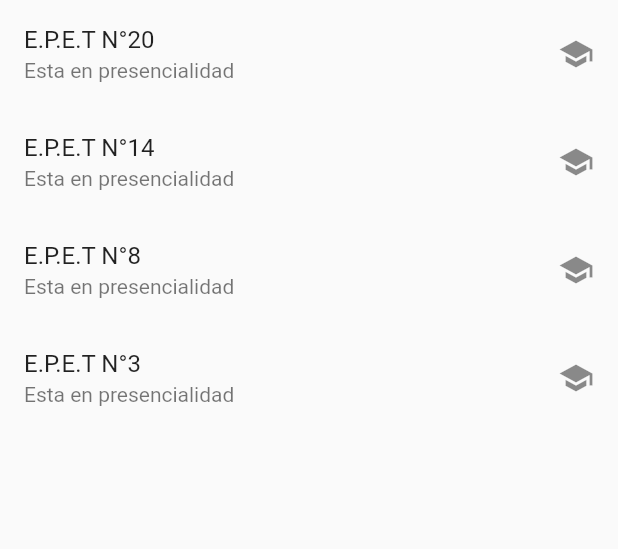
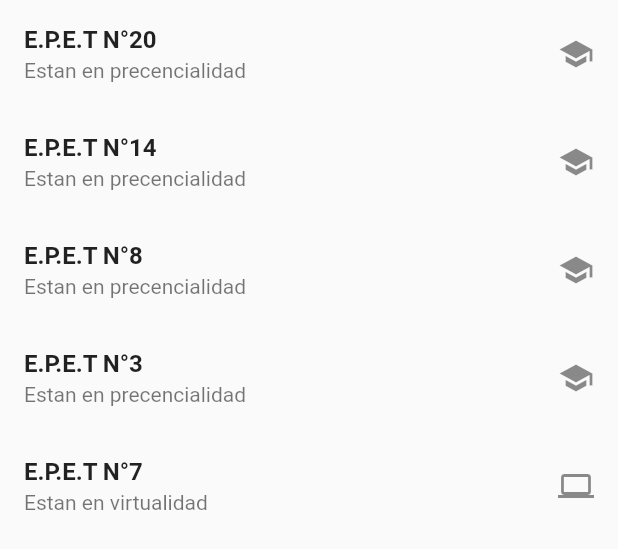
Before and after one commit to MauryBenavidez/School-maps, a Flutter app: the Widgetnoticias widget shown alone on an empty page, opened directly, on a phone screen of 412 x 824 dp. Shown: the top 549 px of the screen. Run offline on Flutter 3.47's test engine with Material 2 defaults, Android fonts, the phone set to English and light mode, and no system bars; missing offline and left inert: dart:js.

Commit message:
pantalla noticias
terminada

```diff
--- a/lib/views/inicio.dart
+++ b/lib/views/inicio.dart
@@ -1,4 +1,6 @@
 
+
+import 'dart:js';
 
 import 'package:flutter/material.dart';//paquete principal
 
@@ -29,7 +31,7 @@ class _MyStatefulWidgetState extends State<Inicio> {
     return Scaffold(
 
 
-      body: Center(
+      body: Container(
 
         child: Column(
 
--- a/lib/views/widgets/barra.dart
+++ b/lib/views/widgets/barra.dart
@@ -14,7 +14,7 @@ class Barra extends StatelessWidget {
 
       height: 50.0,
       decoration: BoxDecoration(
-        color: Colors.white,
+        color: Colors.blue,
 
 
         borderRadius:  BorderRadius.circular(20.0),//contorno de la barra de busqueda
@@ -25,16 +25,16 @@ class Barra extends StatelessWidget {
           prefixIcon: Icon(//Icono de busqueda con sus configuraciones
             CupertinoIcons.search_circle,
             size: 35.0,
-            color: Colors.grey,
+            color: Colors.white,
             ),
             suffixIcon: Icon(//Icono de recientes con sus configuraciones
               Icons.tune,
-              color: Colors.grey,
+              color: Colors.white,
               size: 28.0,
             ),
             border: InputBorder.none,
             hintStyle: TextStyle(
-              color: Colors.grey,
+              color: Colors.white,
               fontSize: 18.0,
             ),
             hintText: 'Busca aquí...',
--- a/lib/views/widgets/widget_noticias.dart
+++ b/lib/views/widgets/widget_noticias.dart
@@ -1,48 +1,67 @@
 import 'package:flutter/material.dart';
+
 
 
 class Widgetnoticias extends StatelessWidget {
   @override
   Widget build(BuildContext context) {
 
-    return Scaffold(
-      body: _listaNoticias(),
-    );
-  }
+    return Column(
 
-  Widget _listaNoticias(){
-    final lst = [
+      children: <Widget>[
         ListTile(
           trailing: Icon(Icons.school),
-        title: Text('E.P.E.T N°20'),
-        subtitle: Text('Esta en presencialidad'),
+
+          title: Text(
+          'E.P.E.T N°20',
+          style: TextStyle(fontWeight: FontWeight.bold, fontSize: 16 ),
+        ),
+        subtitle: Text('Estan en precencialidad'),
+        ),
+          ListTile(
+
+          trailing: Icon(Icons.school),
+
+          title: Text(
+          'E.P.E.T N°14',
+          style: TextStyle(fontWeight: FontWeight.bold, fontSize: 16 ),
+        ),
+        subtitle: Text('Estan en precencialidad'),
         ),
           ListTile(
           trailing: Icon(Icons.school),
-        title: Text('E.P.E.T N°14'),
-        subtitle: Text('Esta en presencialidad'),
+
+          title: Text(
+          'E.P.E.T N°8',
+          style: TextStyle(fontWeight: FontWeight.bold, fontSize: 16 ),
+        ),
+        subtitle: Text('Estan en precencialidad'),
         ),
           ListTile(
           trailing: Icon(Icons.school),
-        title: Text('E.P.E.T N°8'),
-        subtitle: Text('Esta en presencialidad'),
+
+          title: Text(
+          'E.P.E.T N°3',
+          style: TextStyle(fontWeight: FontWeight.bold, fontSize: 16 ),
+        ),
+        subtitle: Text('Estan en precencialidad'),
         ),
           ListTile(
-        trailing: Icon(Icons.school),
-        title: Text('E.P.E.T N°3'),
-        subtitle: Text('Esta en presencialidad'),
+          trailing: Icon(Icons.computer),
+
+          title: Text(
+          'E.P.E.T N°7',
+          style: TextStyle(fontWeight: FontWeight.bold, fontSize: 16 ),
         ),
-
-    ];
-    return ListView.builder(
-      itemCount: lst.length,
-
-      itemBuilder:  (context, i){
-        return lst[i];
-      }
+        subtitle: Text('Estan en virtualidad'),
+        ),
 
 
 
+      ],
+
+
     );
+
   }
 }
```
Lines whose indentation alone changed are shown as unchanged.
